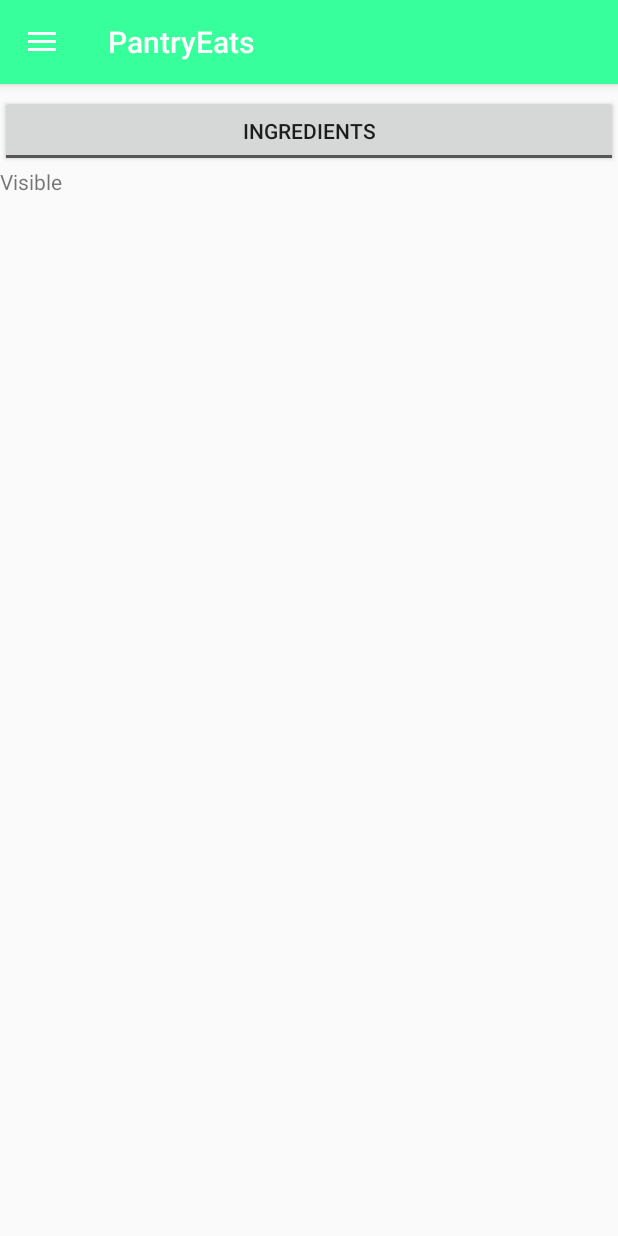
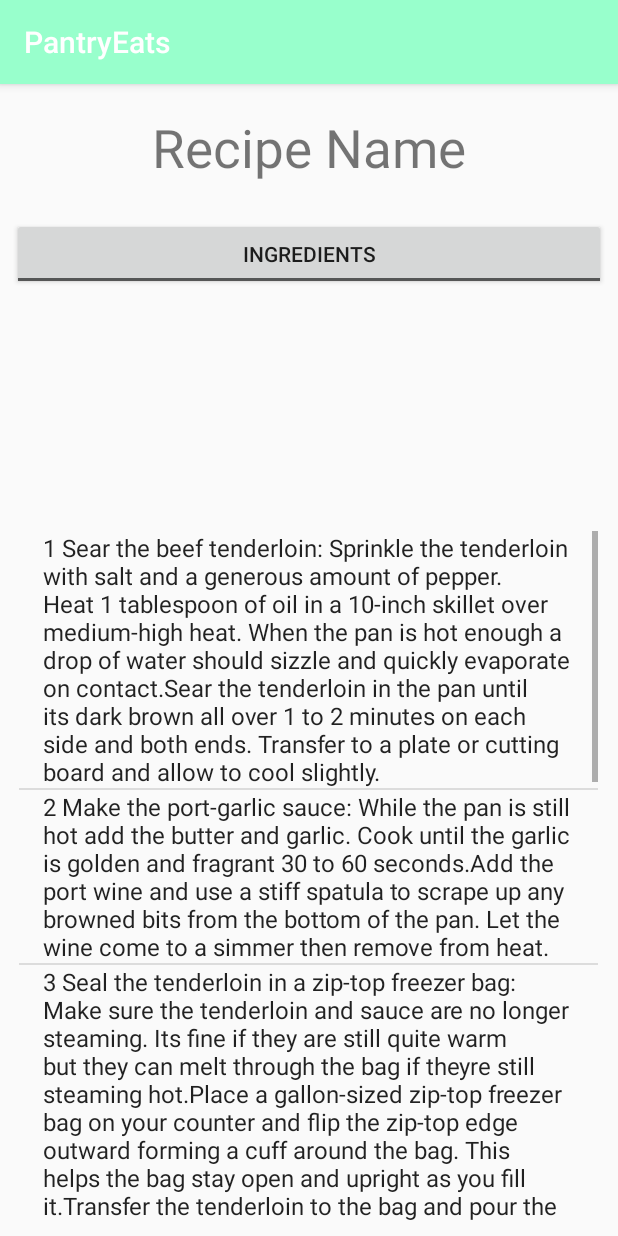
Before and after one commit to Daut13/pantryrecipe1.1, an Android app: the screen it shows after launch (MainActivity before the commit, FavRecipe after it), in the side drawer, after a tap on "Saved Recipes", on a phone screen of 412 x 824 dp. Run offline under Robolectric (Android 15) with nearby library versions, the phone set to English and light mode, and no system bars.

Commit message:
Added new page, titled FavRecipe which holds an example of a recipe page with a list of steps to complete the recipe. Removed excess imports from FoodSelect Swapped around the front page to no longer be a fragment. Removed the full screen thing it was doing, and added in a link now to the new recipe page so we can work on it easier from the "Saved Recipes" tab. Added activity_fav_recipe, which has the style information for FavRecipe.java Added text to front screen of the app which was previously used in a fragment. (This is in app_bar_main.xml) Added a new array, rcpex (Recipe example) to our strings.xml file. Added FavRecipe as an activity to our Android Manifest

```diff
--- a/app/src/main/AndroidManifest.xml
+++ b/app/src/main/AndroidManifest.xml
@@ -22,6 +22,7 @@
         <activity android:name=".FoodList" />
         <activity android:name=".TypeSelect"/>
         <activity android:name=".FoodSelect"/>
+        <activity android:name=".FavRecipe"/>
     </application>
 
 </manifest>
--- /dev/null
+++ b/app/src/main/java/com/example/jacob/myapplication/FavRecipe.java
@@ -0,0 +1,35 @@
+package com.example.jacob.myapplication;
+
+import android.os.Bundle;
+import android.support.v7.app.AppCompatActivity;
+import android.widget.ArrayAdapter;
+import android.widget.ListView;
+
+import java.util.ArrayList;
+import java.util.Arrays;
+
+
+public class FavRecipe extends AppCompatActivity {
+
+    ListView recipeView;
+    ArrayAdapter<String> adapter;
+
+    @Override
+    protected void onCreate(Bundle savedInstanceState){
+        super.onCreate(savedInstanceState);
+        this.setContentView(R.layout.activity_fav_recipe);
+
+        recipeView = (ListView) findViewById(R.id.recipeView);
+
+        ArrayList<String> arrayFood = new ArrayList<>();
+        arrayFood.addAll(Arrays.asList(getResources().getStringArray(R.array.rcpex)));
+
+        adapter = new ArrayAdapter<String>(
+                FavRecipe.this,
+                android.R.layout.simple_list_item_1,
+                arrayFood
+        );
+
+        recipeView.setAdapter(adapter);
+    }
+}
--- a/app/src/main/java/com/example/jacob/myapplication/MainActivity.java
+++ b/app/src/main/java/com/example/jacob/myapplication/MainActivity.java
@@ -24,38 +24,14 @@ public class MainActivity extends AppCompatActivity
     NavigationView navigationView = null;
     Toolbar toolbar = null;
 
-    public static ListView list_view;
     @Override
     protected void onCreate(Bundle savedInstanceState) {
 
-        this.requestWindowFeature(Window.FEATURE_NO_TITLE);
-        this.getWindow().setFlags(WindowManager.LayoutParams.FLAG_FULLSCREEN, WindowManager.LayoutParams.FLAG_FULLSCREEN);
-        this.setContentView(R.layout.openingpagefrag);
-
         super.onCreate(savedInstanceState);
-        setContentView(R.layout.activity_main);
-
-        //Set fragment initially
-        OpeningPage fragment = new OpeningPage();
-        android.support.v4.app.FragmentTransaction fragmentTransaction =
-                getSupportFragmentManager().beginTransaction();
-        fragmentTransaction.replace(R.id.fragment_container, fragment);
-        fragmentTransaction.commit();
+        this.setContentView(R.layout.activity_main);
 
         toolbar = (Toolbar) findViewById(R.id.toolbar);
         setSupportActionBar(toolbar);
-        //list_View();
-
-        //This is where the on click action goes for the front page
-        // If we wanted to make this our search function, we could use this
-        /*FloatingActionButton fab = (FloatingActionButton) findViewById(R.id.fab);
-        fab.setOnClickListener(new View.OnClickListener() {
-            @Override
-            public void onClick(View view) {
-                Snackbar.make(view, "Replace with your own action", Snackbar.LENGTH_LONG)
-                        .setAction("Action", null).show();
-            }
-        });*/
 
         DrawerLayout drawer = (DrawerLayout) findViewById(R.id.drawer_layout);
         ActionBarDrawerToggle toggle = new ActionBarDrawerToggle(
@@ -104,14 +80,11 @@ public class MainActivity extends AppCompatActivity
             Intent startNewActivity = new Intent(this, FoodSelect.class);
             startActivity(startNewActivity);
         } else if (id == R.id.nav_saved_recipe) {
-            RecipeListFrag fragment = new RecipeListFrag();
-            android.support.v4.app.FragmentTransaction fragmentTransaction =
-                    getSupportFragmentManager().beginTransaction();
-            fragmentTransaction.replace(R.id.fragment_container, fragment);
-            fragmentTransaction.commit();
+            Intent startNewActivity2 = new Intent(this, FavRecipe.class);
+            startActivity(startNewActivity2);
         } else if (id == R.id.nav_placeholder) {
-            Intent startNewActivity2 = new Intent(this, FoodList.class);
-            startActivity(startNewActivity2);
+            Intent startNewActivity3 = new Intent(this, FoodList.class);
+            startActivity(startNewActivity3);
         } else if (id == R.id.nav_tools) {
 
         }
--- /dev/null
+++ b/app/src/main/res/layout/activity_fav_recipe.xml
@@ -0,0 +1,68 @@
+<?xml version="1.0" encoding="utf-8"?>
+<android.support.constraint.ConstraintLayout xmlns:android="http://schemas.android.com/apk/res/android"
+    xmlns:app="http://schemas.android.com/apk/res-auto"
+    xmlns:tools="http://schemas.android.com/tools"
+    android:layout_width="match_parent"
+    android:layout_height="match_parent"
+    tools:context="com.example.jacob.myapplication.FavRecipe">
+
+    <ToggleButton
+        android:id="@+id/toggleButton"
+        android:layout_width="match_parent"
+        android:layout_height="wrap_content"
+        android:layout_alignParentLeft="true"
+        android:layout_alignParentStart="true"
+        android:layout_alignParentTop="true"
+        android:layout_marginBottom="8dp"
+        android:layout_marginEnd="8dp"
+        android:layout_marginStart="8dp"
+        android:layout_marginTop="8dp"
+        android:checked="false"
+        android:text="ToggleButton"
+        android:textOff="Ingredients"
+        android:textOn="Preparation"
+        app:layout_constraintBottom_toBottomOf="parent"
+        app:layout_constraintEnd_toEndOf="parent"
+        app:layout_constraintHorizontal_bias="0.0"
+        app:layout_constraintStart_toStartOf="parent"
+        app:layout_constraintTop_toTopOf="parent"
+        app:layout_constraintVertical_bias="0.116" />
+
+    <TextView
+        android:id="@+id/textView2"
+        android:layout_width="match_parent"
+        android:layout_height="55dp"
+        android:layout_alignParentLeft="true"
+        android:layout_alignParentStart="true"
+        android:layout_below="@+id/toggleButton"
+        android:layout_marginBottom="8dp"
+        android:layout_marginEnd="8dp"
+        android:layout_marginStart="8dp"
+        android:layout_marginTop="8dp"
+        android:text="Recipe Name"
+        android:textSize="35sp"
+        android:textAlignment="center"
+        android:visibility="visible"
+        app:layout_constraintBottom_toBottomOf="parent"
+        app:layout_constraintEnd_toEndOf="parent"
+        app:layout_constraintHorizontal_bias="0.0"
+        app:layout_constraintStart_toStartOf="parent"
+        app:layout_constraintTop_toTopOf="parent"
+        app:layout_constraintVertical_bias="0.015" />
+
+    <ListView
+        android:id="@+id/recipeView"
+        android:layout_width="386dp"
+        android:layout_height="462dp"
+        android:layout_marginBottom="8dp"
+        android:layout_marginEnd="8dp"
+        android:layout_marginStart="8dp"
+        android:layout_marginTop="8dp"
+        app:layout_constraintBottom_toBottomOf="parent"
+        app:layout_constraintEnd_toEndOf="parent"
+        app:layout_constraintHorizontal_bias="0.444"
+        app:layout_constraintStart_toStartOf="parent"
+        app:layout_constraintTop_toTopOf="parent"
+        app:layout_constraintVertical_bias="1.0" />
+
+</android.support.constraint.ConstraintLayout>
--- a/app/src/main/res/layout/app_bar_main.xml
+++ b/app/src/main/res/layout/app_bar_main.xml
@@ -5,6 +5,28 @@
     android:layout_width="match_parent"
     android:layout_height="match_parent"
     tools:context="com.example.jacob.myapplication.MainActivity">
+
+    <TextView
+        android:id="@+id/text5"
+        android:layout_width="match_parent"
+        android:layout_height="wrap_content"
+        android:layout_alignParentTop="true"
+        android:layout_centerHorizontal="true"
+        android:layout_marginTop="200dp"
+        android:fontFamily="sans-serif-smallcaps"
+        android:text="@string/app_name"
+        android:textAlignment="center"
+        android:textSize="40sp" />
+
+    <TextView
+        android:id="@+id/text6"
+        android:layout_width="match_parent"
+        android:layout_height="wrap_content"
+        android:layout_alignParentTop="true"
+        android:layout_centerHorizontal="true"
+        android:layout_marginTop="280dp"
+        android:text="@string/start_menu_text"
+        android:textAlignment="center" />
 
     <android.support.design.widget.AppBarLayout
         android:layout_width="match_parent"
@@ -15,14 +37,9 @@
             android:id="@+id/toolbar"
             android:layout_width="match_parent"
             android:layout_height="?attr/actionBarSize"
-            android:background="?attr/colorPrimaryDark"
+            android:background="?attr/colorPrimary"
             app:popupTheme="@style/AppTheme.PopupOverlay" />
 
     </android.support.design.widget.AppBarLayout>
 
-    <FrameLayout
-        android:id="@+id/fragment_container"
-        android:layout_width="match_parent"
-        android:layout_height="match_parent"></FrameLayout>
-
 </android.support.design.widget.CoordinatorLayout>
--- a/app/src/main/res/values/strings.xml
+++ b/app/src/main/res/values/strings.xml
@@ -13,6 +13,50 @@
     <string name="tls">Tools</string>
     <string name="action_settings">Settings</string>
     <string name="find">Find recipes from your pantry!</string>
+
+    <string-array name="rcpex">
+        <item>1 Sear the beef tenderloin: Sprinkle the tenderloin with salt and
+    a generous amount of pepper. Heat 1 tablespoon of oil in a 10-inch
+    skillet over medium-high heat. When the pan is hot enough a drop of water
+    should sizzle and quickly evaporate on contact.Sear the tenderloin in the pan
+    until its dark brown all over 1 to 2 minutes on each side and both ends. Transfer
+            to a plate or cutting board and allow to cool slightly.</item>
+        <item>2 Make the port-garlic sauce:
+    While the pan is still hot add the butter and garlic. Cook until the garlic is golden
+    and fragrant 30 to 60 seconds.Add the port wine and use a stiff spatula to scrape up
+    any browned bits from the bottom of the pan. Let the wine come to a simmer then remove
+    from heat.</item>
+        <item>3 Seal the tenderloin in a zip-top freezer bag: Make sure the tenderloin and
+    sauce are no longer steaming. Its fine if they are still quite warm but they can melt through
+    the bag if theyre still steaming hot.Place a gallon-sized zip-top freezer bag on your counter
+    and flip the zip-top edge outward forming a cuff around the bag. This helps the bag stay open
+    and upright as you fill it.Transfer the tenderloin to the bag and pour the sauce over top. Lay
+    5 or 6 sprigs of thyme over the top of the tenderloin.Fill a stock pot with 5 or 6 inches of
+    water. Slowly submerge the tenderloin in the water using your hands to help push out all the
+    air from the bag as you go. When you reach the top of the bag zip it closed.Lift the tenderloin
+            out of the water and place it on a towel while you heat the water for the sous vide.</item>
+       <item>4 Heat thewater for sous vide cooking: Place your Joule or other sous vide immersion
+        circulator in the stockpot of water. Set the sous vide immersion circulator to heat the
+        water to 133°F for rare beef 140F for medium-rare (my preference) 149°F for medium-well
+           or 167°F for well-done.</item>
+        <item>5 Cook the tenderloin sous vide for 2 1/2 to 3 hours: When the water has heated to its required
+    temperature lower the tenderloin into the water so that it is entirely submerged. Its ok if the
+    top of the bag pokes out of the water as long as the tenderloin itself is submerged.Cook for 2
+    1/2 to 3 hours but avoid cooking for much longer or the beef will start to get a little soft
+            and mushy.</item>
+        <item>6 Sear the tenderloin a second time: When the tenderloin is done lift it from the
+    water and place the bag on a kitchen towel. Heat the remaining tablespoon of oil in the
+    skillet over medium-high heat until a drop of water sizzles and evaporates on contact.Use
+    tongs to lift the roast from the bag and transfer it to the skillet. Be careful—it will
+    sputter! Sear for 30 to 60 seconds on all sides until the outside is even more deeply browned
+            and a crust has formed.Transfer the tenderloin to a cutting board and rest for 5 to 10 minutes.</item>
+        <item>7 Deglaze the pan: With the pan still over medium-high heat pour in the sauce directly from the
+    bag into the pan (discard the sprigs of thyme). Simmer for about a minute and scrape up any
+    browned bits stuck to the bottom of the pan. Carefully transfer the sauce to a serving cup.8
+    Slice and serve the tenderloin: Cut through the twine and discard. Slice the tenderloin either
+    into thick filet mignon steaks (one steak per person) or into thinner roast beef slices (3 or
+            4 slices per person). Serve immediately with the sauce.</item>
+    </string-array>
 
     <!--Strings for Type Select-->
     <string name="oils">Oils</string>
```
Also changed, not shown: app/src/main/java/com/example/jacob/myapplication/FoodSelect.java (+11 -2 lines).
